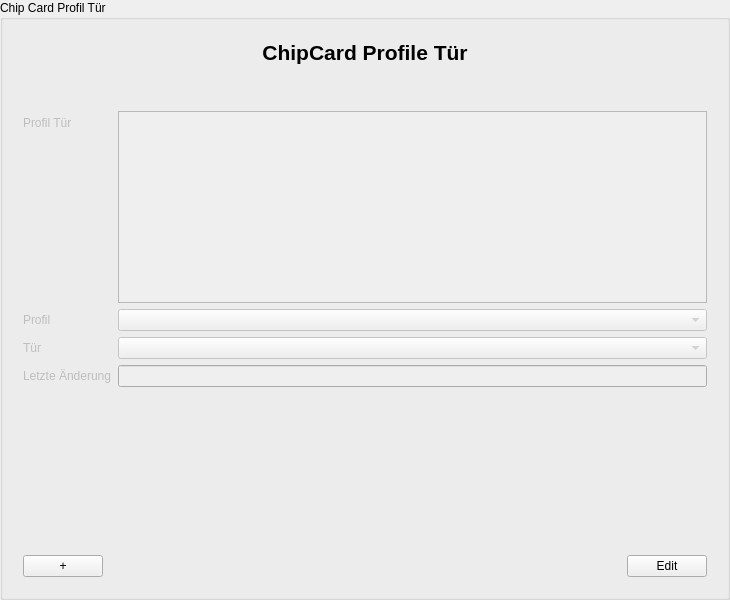
jmuelbert/jmbde-QT, file src/libs/widgets/src/views/chipcardprofiledoorinputarea.ui: the form before one commit.
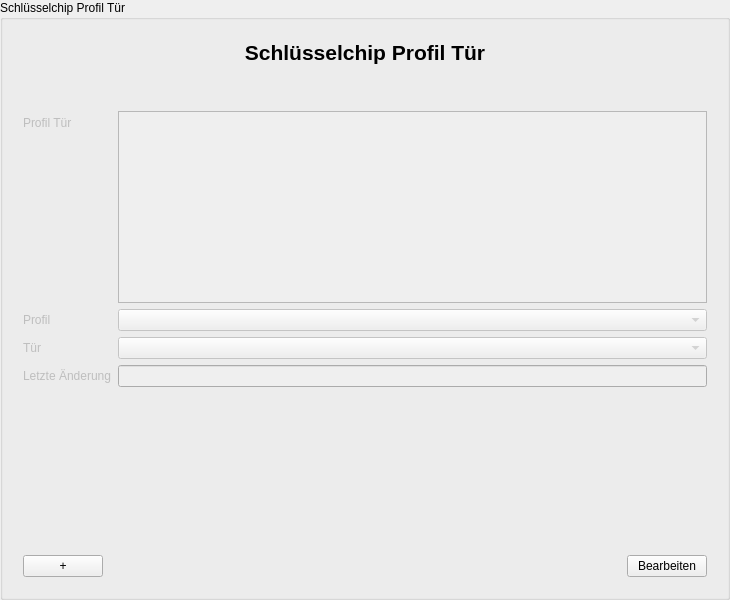
The form after the commit.

The edit to the form file:
```diff
--- a/src/libs/widgets/src/views/chipcardprofiledoorinputarea.ui
+++ b/src/libs/widgets/src/views/chipcardprofiledoorinputarea.ui
@@ -17,7 +17,7 @@
    <string>ChipCardInputDialog</string>
   </property>
   <property name="title">
-   <string>Chip Card Profil Tür</string>
+   <string>Schlüsselchip Profil Tür</string>
   </property>
   <layout class="QGridLayout" name="gridLayout_3">
    <item row="0" column="0">
@@ -35,7 +35,7 @@
            </font>
           </property>
           <property name="text">
-           <string>ChipCard Profile Tür</string>
+           <string>Schlüsselchip Profil Tür</string>
           </property>
           <property name="alignment">
            <set>Qt::AlignCenter</set>
@@ -179,7 +179,7 @@
         <item>
          <widget class="QPushButton" name="pushButton_EditFinish">
           <property name="text">
-           <string>Edit</string>
+           <string>Bearbeiten</string>
           </property>
          </widget>
         </item>
```
Left out of the diff: 15 changed lines with no effect on the pictures.
